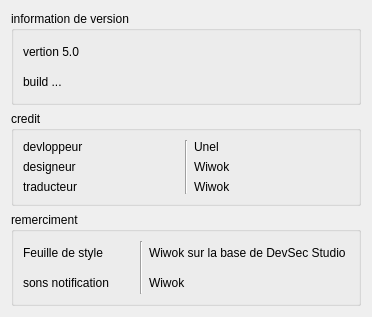
Above: client/chat/moreinformation.ui from https-github-com-anantasystem/AnantaSystem before the change. Below: the same form after it.
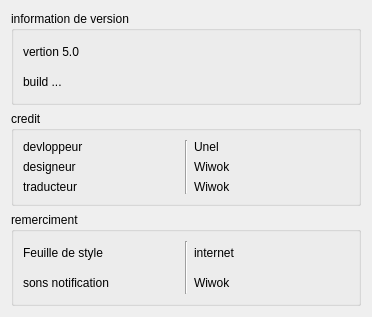
That is the form after the change.

The edit to the form file:
```diff
--- a/client/chat/moreinformation.ui
+++ b/client/chat/moreinformation.ui
@@ -104,7 +104,7 @@
       <item row="0" column="3">
        <widget class="QLabel" name="label_9">
         <property name="text">
-         <string>Wiwok sur la base de DevSec Studio </string>
+         <string>internet</string>
         </property>
        </widget>
       </item>
```
